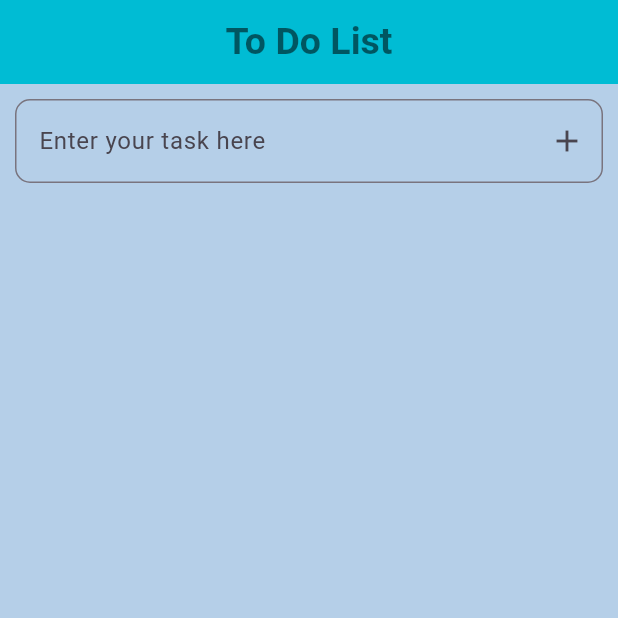
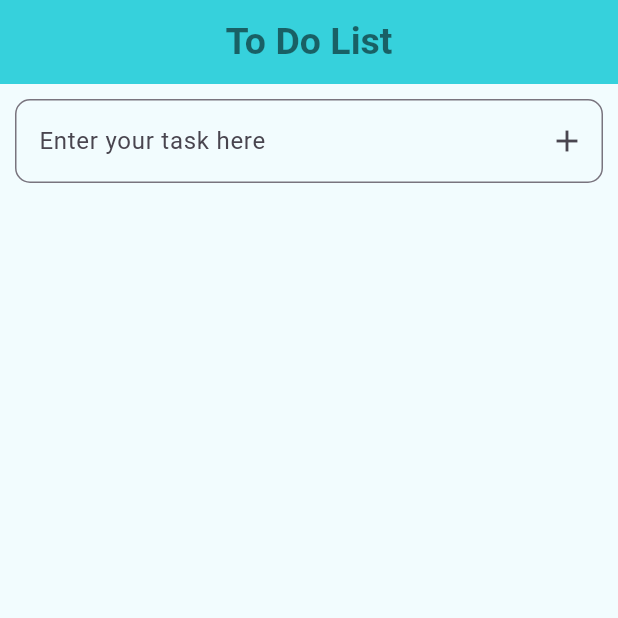
Before and after one commit to Dixit-Gumasana/to-do-list, a Flutter app: the screen it shows after launch, on a phone screen of 412 x 824 dp, the top half of it. Run offline on Flutter 3.47's test engine with Material 3 defaults, Android fonts, the phone set to English and light mode, and no system bars.

Commit message:
UI color changed

```diff
--- a/lib/main.dart
+++ b/lib/main.dart
@@ -33,9 +33,9 @@ class _MyAppState extends State<MyApp> {
                 color: Colors.black54),
           ),
           centerTitle: true,
-          backgroundColor: Colors.cyan,
+          backgroundColor: Color(0xff36D1DC),
         ),
-        backgroundColor: Color(0xffb5cfe8),
+        backgroundColor: Color(0xfff2fcfe),
         body: Column(
           mainAxisAlignment: MainAxisAlignment.start,
           children: [
@@ -53,7 +53,7 @@ class _MyAppState extends State<MyApp> {
                             items.add(_controller.text);
                             _controller.clear();
                             _messangerKey.currentState?.showSnackBar(SnackBar(
-                              content: Text('Task Added Succesfully',
+                              content: Text('Task Added Succesfully !!',
                                   style: TextStyle(
                                       fontSize: 15,
                                       fontWeight: FontWeight.w400,
@@ -102,7 +102,7 @@ class _MyAppState extends State<MyApp> {
                                 items.removeAt(index);
                                 _messangerKey.currentState
                                     ?.showSnackBar(SnackBar(
-                                  content: Text('Task Deleted',
+                                  content: Text('Task Deleted !',
                                       style: TextStyle(
                                           fontSize: 15,
                                           fontWeight: FontWeight.w400,
```
